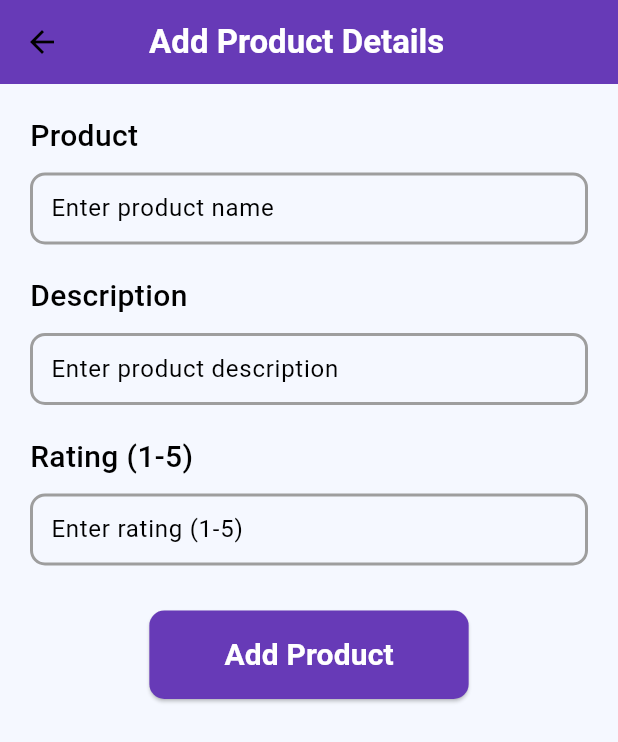
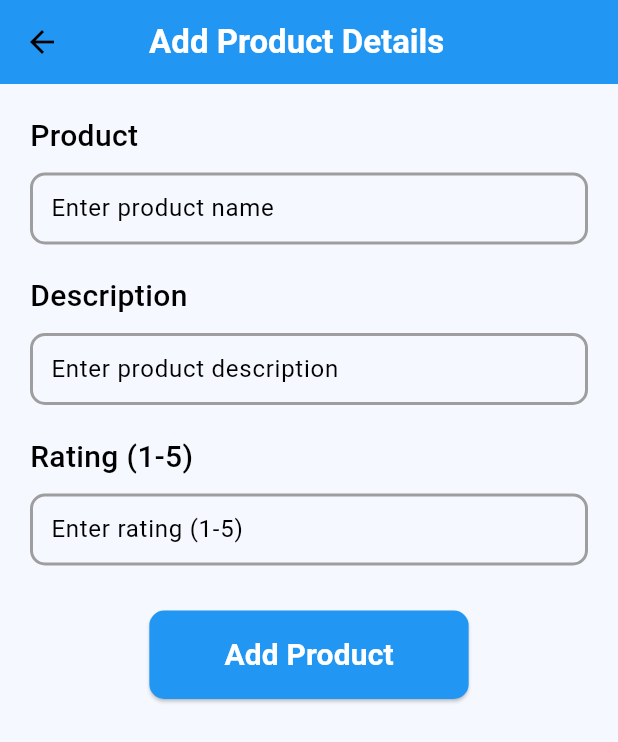
Before and after one commit to madhawaawishka99/Spm-project, a Flutter app: the Employee screen opened directly, on a phone screen of 412 x 824 dp. Shown: the top 742 px of the screen. Run offline on Flutter 3.47's test engine with Material 3 defaults, Android fonts, the phone set to English and light mode, and no system bars; our stand-ins replace audioplayers, camera, cloud_firestore, firebase_auth, firebase_core, firebase_storage and 10 more; missing offline and left inert: flutter_sound, flutter_tflite, zego_uikit_prebuilt_call; accounts and stored records are empty.

```diff
--- a/lib/pages/objects_page.dart
+++ b/lib/pages/objects_page.dart
@@ -26,9 +26,9 @@ class ObjectsPage extends StatelessWidget {
               itemBuilder: (context, index) {
                 // Define the objects and their routes
                 final objectItems = [
-                  ['Fruits', 'assets/homeicons/fruits.png', '/fruits_obj'],
-                  ['Vegetables', 'assets/homeicons/vegetables.png', '/vegetables_obj'],
-                  ['Packages', 'assets/homeicons/packages.png', '/packages_obj'],
+                  ['Fruits', 'assets/homeicons/fruits.png', 'objects_page/fruits_obj'],
+                  ['Vegetables', 'assets/homeicons/vegetables.png', 'objects_page/vegetables_obj'],
+                  ['Packages', 'assets/homeicons/packages.png', 'objects_page/packages_obj'],
                 ];
 
                 return _buildObjectCard(
--- a/lib/pages/product.dart
+++ b/lib/pages/product.dart
@@ -21,7 +21,7 @@ class _EmployeeState extends State<Employee> {
   Widget build(BuildContext context) {
     return Scaffold(
       appBar: AppBar(
-        backgroundColor: Colors.deepPurple,
+        backgroundColor: Colors.blue,
         title: const Text(
           "     Add Product Details",
           style: TextStyle(
@@ -62,7 +62,7 @@ class _EmployeeState extends State<Employee> {
                     ),
                     focusedBorder: OutlineInputBorder(
                       borderSide: const BorderSide(
-                        color: Colors.deepPurple, // Purple border on focus
+                        color: Colors.blue, // Purple border on focus
                         width: 2.0, // Consistent width
                       ),
                       borderRadius: BorderRadius.circular(10.0),
@@ -103,7 +103,7 @@ class _EmployeeState extends State<Employee> {
                     ),
                     focusedBorder: OutlineInputBorder(
                       borderSide: const BorderSide(
-                        color: Colors.deepPurple, // Purple border on focus
+                        color: Colors.blue, // Purple border on focus
                         width: 2.0, // Consistent width
                       ),
                       borderRadius: BorderRadius.circular(10.0),
@@ -142,7 +142,7 @@ class _EmployeeState extends State<Employee> {
                     ),
                     focusedBorder: OutlineInputBorder(
                       borderSide: const BorderSide(
-                        color: Colors.deepPurple, // Purple border on focus
+                        color: Colors.blue, // Purple border on focus
                         width: 2.0, // Consistent width
                       ),
                       borderRadius: BorderRadius.circular(10.0),
@@ -165,7 +165,7 @@ class _EmployeeState extends State<Employee> {
                     style: ElevatedButton.styleFrom(
                       padding: const EdgeInsets.symmetric(
                           horizontal: 50.0, vertical: 15.0),
-                      backgroundColor: Colors.deepPurple, // Use backgroundColor
+                      backgroundColor: Colors.blue, // Use backgroundColor
                       shape: RoundedRectangleBorder(
                         borderRadius: BorderRadius.circular(10.0),
                       ),
```
